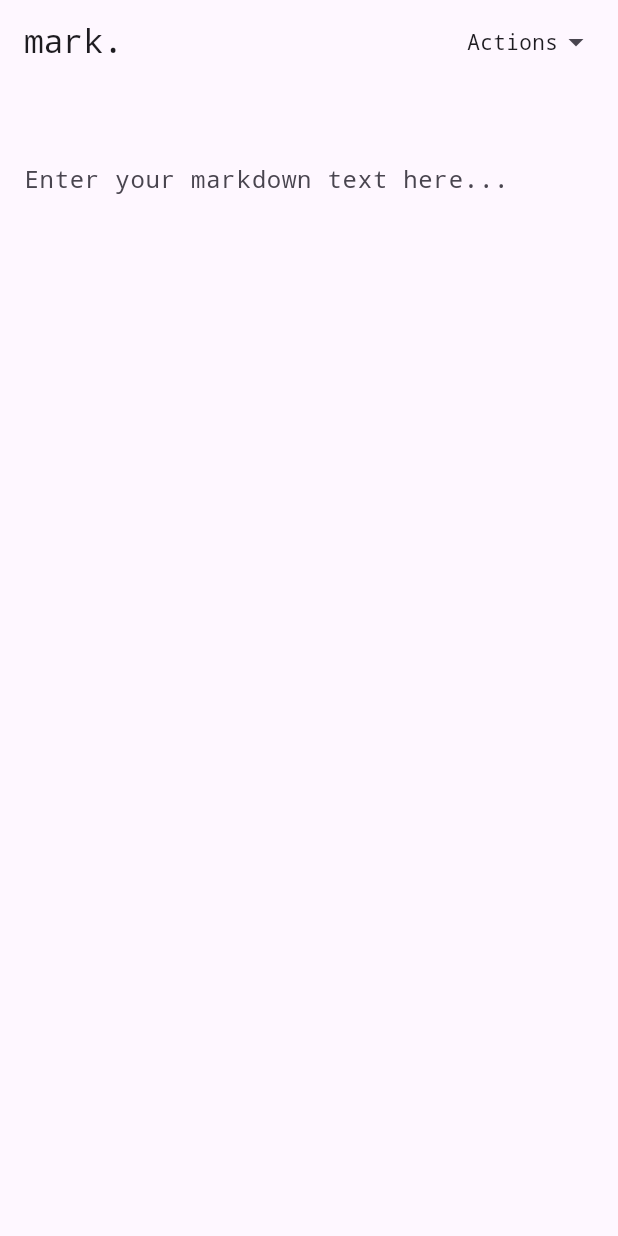
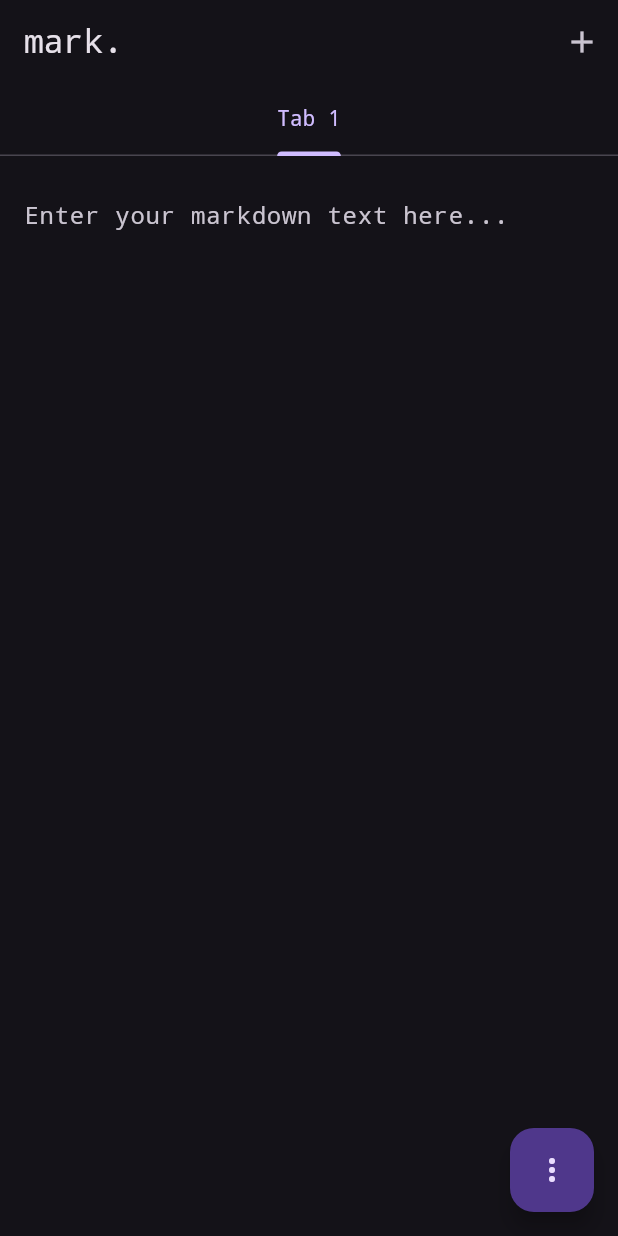
Before and after one commit to wjakew/mark, a Flutter app: the screen it shows after launch, on a phone screen of 412 x 824 dp. Run offline on Flutter 3.47's test engine with Material 3 defaults, Android fonts, the phone set to English and light mode, and no system bars; our stand-ins replace file_picker, flutter_markdown; missing offline and left inert: file_saver.

Commit message:
added tabs

```diff
--- a/lib/main.dart
+++ b/lib/main.dart
@@ -20,41 +20,151 @@ class MarkdownEditorApp extends StatelessWidget {
       title: 'mark.',
       debugShowCheckedModeBanner: false,
       theme: ThemeData(
-        primarySwatch: Colors.blue,
+        primarySwatch: Colors.yellow,
         fontFamily: 'Courier',
       ),
       darkTheme: ThemeData(
         brightness: Brightness.dark,
-        primarySwatch: Colors.blue,
+        primarySwatch: Colors.yellow,
         fontFamily: 'Courier',
       ),
-      themeMode: ThemeMode.system,
-      home: MarkdownEditorScreen(),
+      themeMode: ThemeMode.dark,
+      home: MarkdownEditorHome(),
+    );
+  }
+}
+
+class MarkdownEditorHome extends StatefulWidget {
+  @override
+  _MarkdownEditorHomeState createState() => _MarkdownEditorHomeState();
+}
+
+class _MarkdownEditorHomeState extends State<MarkdownEditorHome> with TickerProviderStateMixin {
+  late TabController _tabController;
+  List<String> _tabContents = [''];
+  int _currentIndex = 0;
+
+  @override
+  void initState() {
+    super.initState();
+    _tabController = TabController(length: 1, vsync: this);
+    _tabController.addListener(_handleTabChange);
+  }
+
+  @override
+  void dispose() {
+    _tabController.removeListener(_handleTabChange);
+    _tabController.dispose();
+    super.dispose();
+  }
+
+  void _handleTabChange() {
+    if (!_tabController.indexIsChanging) {
+      setState(() {
+        _currentIndex = _tabController.index;
+      });
+    }
+  }
+
+  void _updateTabContent(int index, String newContent) {
+    setState(() {
+      _tabContents[index] = newContent;
+    });
+  }
+
+  void _addNewTab() {
+    setState(() {
+      _tabContents.add('');
+      _currentIndex = _tabContents.length - 1;
+      _tabController = TabController(
+        length: _tabContents.length,
+        vsync: this,
+        initialIndex: _currentIndex,
+      );
+      _tabController.addListener(_handleTabChange);
+    });
+  }
+
+  @override
+  Widget build(BuildContext context) {
+    return Scaffold(
+      appBar: AppBar(
+        title: Text('mark.'),
+        bottom: TabBar(
+          controller: _tabController,
+          tabs: List.generate(_tabContents.length, (index) => Tab(text: 'Tab ${index + 1}')),
+        ),
+        actions: [
+          IconButton(
+            icon: Icon(Icons.add),
+            onPressed: _addNewTab,
+          ),
+        ],
+      ),
+      body: TabBarView(
+        controller: _tabController,
+        children: List.generate(
+          _tabContents.length,
+          (index) => MarkdownEditorScreen(
+            key: ValueKey(index),
+            initialText: _tabContents[index],
+            onTextChanged: (text) => _updateTabContent(index, text),
+          ),
+        ),
+      ),
     );
   }
 }
 
 class MarkdownEditorScreen extends StatefulWidget {
+  final String initialText;
+  final String? initialFilePath;
+  final Function(String)? onTextChanged;
+
+  MarkdownEditorScreen({
+    Key? key,
+    this.initialText = '',
+    this.initialFilePath,
+    this.onTextChanged,
+  }) : super(key: key);
+
   @override
   _MarkdownEditorScreenState createState() => _MarkdownEditorScreenState();
 }
 
 class _MarkdownEditorScreenState extends State<MarkdownEditorScreen> {
-  String _text = '';
+  late String _text;
   bool _isMarkdownVisible = false;
-  String? _currentFilePath; // Variable to store the current file path
-  final TextEditingController _controller = TextEditingController(); // TextEditingController
+  String? _currentFilePath;
+  final TextEditingController _controller = TextEditingController();
 
   @override
   void initState() {
     super.initState();
-    _controller.text = _text; // Initialize the controller with the current text
+    _text = widget.initialText;
+    _controller.text = _text;
+  }
+
+  @override
+  void didUpdateWidget(MarkdownEditorScreen oldWidget) {
+    super.didUpdateWidget(oldWidget);
+    if (widget.initialText != oldWidget.initialText) {
+      _text = widget.initialText;
+      _controller.text = _text;
+    }
   }
 
   @override
   void dispose() {
-    _controller.dispose(); // Dispose of the controller
+    _controller.dispose();
     super.dispose();
+  }
+
+  void _handleTextChange(String newText) {
+    setState(() {
+      _text = newText;
+      widget.onTextChanged?.call(newText);
+    });
   }
 
   Future<void> _openMarkdownFile() async {
@@ -100,56 +210,7 @@ class _MarkdownEditorScreenState extends State<MarkdownEditorScreen> {
 
   @override
   Widget build(BuildContext context) {
-    return RawKeyboardListener(
-      focusNode: FocusNode(), // Create a focus node to listen for keyboard events
-      onKey: (RawKeyEvent event) {
-        if (event is RawKeyDownEvent && event.logicalKey == LogicalKeyboardKey.controlLeft) {
-          // Check if the 'O' key is pressed while holding 'Ctrl'
-          setState(() {
-            _isMarkdownVisible = !_isMarkdownVisible; // Toggle visibility
-          });
-        }
-      },
-      child: Scaffold(
-        appBar: PreferredSize(
-          preferredSize: Size.fromHeight(80.0), // Set the height of the AppBar
-          child: AppBar(
-            title: Text('mark.'),
-            actions: [
-              // Dropdown Menu for Open, Save, and Preview
-              PopupMenuButton<String>(
-                child: Padding(
-                  padding: const EdgeInsets.symmetric(horizontal: 16.0),
-                  child: Row(
-                    children: [
-                      Text('Actions'), // Label for the dropdown menu
-                      Icon(Icons.arrow_drop_down), // Dropdown icon
-                    ],
-                  ),
-                ),
-                onSelected: (value) {
-                  if (value == 'Open') {
-                    _openMarkdownFile();
-                  } else if (value == 'Save') {
-                    _saveMarkdownFile();
-                  } else if (value == 'Preview') {
-                    setState(() {
-                      _isMarkdownVisible = !_isMarkdownVisible; // Toggle visibility
-                    });
-                  }
-                },
-                itemBuilder: (BuildContext context) {
-                  return {'Open', 'Save', 'Preview'}.map((String choice) {
-                    return PopupMenuItem<String>(
-                      value: choice,
-                      child: Text(choice),
-                    );
-                  }).toList();
-                },
-              ),
-            ],
-          ),
-        ),
+    return Scaffold(
       body: Row(
         children: [
           Expanded(
@@ -158,12 +219,8 @@ class _MarkdownEditorScreenState extends State<MarkdownEditorScreen> {
               child: Column(
                 children: [
                   TextFormField(
-                      controller: _controller, // Use the controller
-                      onChanged: (newText) {
-                        setState(() {
-                          _text = newText; // Update _text when the text changes
-                        });
-                      },
+                    controller: _controller,
+                    onChanged: _handleTextChange, // Use the new handler
                     maxLines: null,
                     decoration: InputDecoration(
                       border: InputBorder.none,
@@ -189,6 +246,41 @@ class _MarkdownEditorScreenState extends State<MarkdownEditorScreen> {
             ),
         ],
       ),
+      floatingActionButton: FloatingActionButton(
+        onPressed: () {
+          // Dropdown Menu for Open, Save, and Preview
+          showMenu(
+            context: context,
+            position: RelativeRect.fromLTRB(100, 100, 0, 0), // Adjust position as needed
+            items: [
+              PopupMenuItem<String>(
+                value: 'Open',
+                child: Text('Open'),
+              ),
+              PopupMenuItem<String>(
+                value: 'Save',
+                child: Text('Save'),
+              ),
+              PopupMenuItem<String>(
+                value: 'Preview',
+                child: Text('Preview'),
+              ),
+            ],
+          ).then((value) {
+            if (value != null) {
+              if (value == 'Open') {
+                _openMarkdownFile();
+              } else if (value == 'Save') {
+                _saveMarkdownFile();
+              } else if (value == 'Preview') {
+                setState(() {
+                  _isMarkdownVisible = !_isMarkdownVisible; // Toggle visibility
+                });
+              }
+            }
+          });
+        },
+        child: Icon(Icons.more_vert), // Icon for the actions button
       ),
     );
   }
```
Lines whose indentation alone changed are shown as unchanged.
